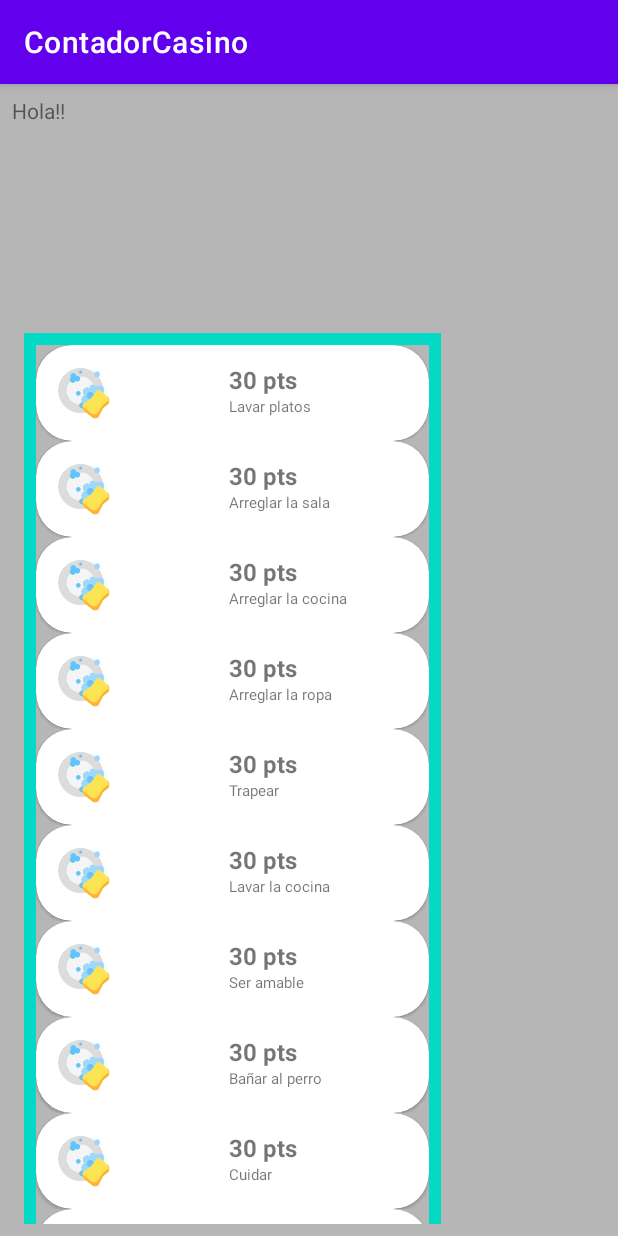
After one commit to JhohellsDL/ContadorCasino, an Android app: the ActividadesPositivas screen opened directly, with no data from a screen before it, on a phone screen of 412 x 824 dp. The commit adds this screen. Run offline under Robolectric (Android 15) with nearby library versions, the phone set to English and light mode, and no system bars.

Commit message:
recycler view ok

```diff
--- /dev/null
+++ b/app/src/main/java/com/example/contadorcasino/ActividadesPositivas.kt
@@ -0,0 +1,31 @@
+package com.example.contadorcasino
+
+import androidx.appcompat.app.AppCompatActivity
+import android.os.Bundle
+import android.widget.Toast
+import com.example.contadorcasino.adapter.ItemAdapter
+import com.example.contadorcasino.adapter.PositiveAdapter
+import com.example.contadorcasino.data.Datasource
+import com.example.contadorcasino.databinding.ActivityActividadesPositivasBinding
+import com.example.contadorcasino.model.PositiveAction
+
+class ActividadesPositivas : AppCompatActivity() {
+
+    private lateinit var binding: ActivityActividadesPositivasBinding
+
+    override fun onCreate(savedInstanceState: Bundle?) {
+        super.onCreate(savedInstanceState)
+        binding = ActivityActividadesPositivasBinding.inflate(layoutInflater)
+        setContentView(binding.root)
+
+        val myDataset = Datasource().loadPositiveActions()
+        val recyclerView = binding.recyclerViewPositive
+        recyclerView.adapter = PositiveAdapter(this,{
+            onItemSelected(it)
+        }, myDataset)
+        recyclerView.setHasFixedSize(true)
+    }
+    fun onItemSelected(elementolista: PositiveAction) {
+        Toast.makeText(this, "${this.resources.getString(elementolista.stringResourceId)}", Toast.LENGTH_SHORT).show()
+    }
+}
--- /dev/null
+++ b/app/src/main/java/com/example/contadorcasino/MainActivity2.java
@@ -0,0 +1,6 @@
+package com.example.contadorcasino;
+
+import android.app.Activity;
+
+public class MainActivity2 extends Activity {
+}
--- /dev/null
+++ b/app/src/main/java/com/example/contadorcasino/adapter/PositiveAdapter.kt
@@ -0,0 +1,53 @@
+package com.example.contadorcasino.adapter
+
+import android.content.Context
+import android.view.LayoutInflater
+import android.view.View
+import android.view.ViewGroup
+import android.widget.TextView
+import androidx.recyclerview.widget.RecyclerView
+import com.example.contadorcasino.R
+import com.example.contadorcasino.model.PositiveAction
+
+class PositiveAdapter(
+    private val context: Context,
+    private val onClickAction: (PositiveAction) -> Unit,
+    private val dataset: List<PositiveAction>
+) : RecyclerView.Adapter<PositiveAdapter.ItemViewHolderOk>() {
+
+    // Provide a reference to the views for each data item
+    // Complex data items may need more than one view per item, and
+    // you provide access to all the views for a data item in a view holder.
+    // Each data item is just an Affirmation object.
+    class ItemViewHolderOk(private val view: View) : RecyclerView.ViewHolder(view) {
+        private val txtStringPositive: TextView = view.findViewById(R.id.textStringPositive)
+        fun render(
+            context: Context,
+            elemento: PositiveAction,
+            onClickListener: (PositiveAction) -> Unit
+        ) {
+            txtStringPositive.text = context.resources.getText(elemento.stringResourceId)
+            itemView.setOnClickListener { onClickListener(elemento) }
+        }
+    }
+
+    /**
+     * Create new views (invoked by the layout manager)
+     */
+    override fun onCreateViewHolder(parent: ViewGroup, viewType: Int): ItemViewHolderOk {
+        // create a new view
+        val adapterLayout = LayoutInflater.from(parent.context)
+            .inflate(R.layout.list_card_actions, parent, false)
+
+        return ItemViewHolderOk(adapterLayout)
+    }
+    /**
+     * Return the size of your dataset (invoked by the layout manager)
+     */
+    override fun getItemCount() = dataset.size
+    override fun onBindViewHolder(holder: ItemViewHolderOk, position: Int) {
+        val item = dataset[position]
+        holder.render(context, item, onClickAction)
+        //holder.txtStringPositive.text = context.resources.getString(item.stringResourceId)
+    }
+}
--- a/app/src/main/java/com/example/contadorcasino/data/Datasource.kt
+++ b/app/src/main/java/com/example/contadorcasino/data/Datasource.kt
@@ -1,15 +1,157 @@
 package com.example.contadorcasino.data
 
+import com.example.contadorcasino.R
+import com.example.contadorcasino.model.NegativeAction
 import com.example.contadorcasino.model.Persona
+import com.example.contadorcasino.model.PositiveAction
 
 class Datasource {
+    fun loadPositiveActions(): List<PositiveAction> {
+        return listOf(
+            PositiveAction(
+                stringResourceId = R.string.positiveAction1,
+                imageResource = R.drawable.user,
+                valor = 35
+            ),
+            PositiveAction(
+                stringResourceId = R.string.positiveAction2,
+                imageResource = R.drawable.user,
+                valor = 35
+            ),
+            PositiveAction(
+                stringResourceId = R.string.positiveAction3,
+                imageResource = R.drawable.user,
+                valor = 35
+            ),
+            PositiveAction(
+                stringResourceId = R.string.positiveAction4,
+                imageResource = R.drawable.user,
+                valor = 35
+            ),
+            PositiveAction(
+                stringResourceId = R.string.positiveAction5,
+                imageResource = R.drawable.user,
+                valor = 35
+            ),
+            PositiveAction(
+                stringResourceId = R.string.positiveAction6,
+                imageResource = R.drawable.user,
+                valor = 35
+            ),
+            PositiveAction(
+                stringResourceId = R.string.positiveAction7,
+                imageResource = R.drawable.user,
+                valor = 35
+            ),
+            PositiveAction(
+                stringResourceId = R.string.positiveAction8,
+                imageResource = R.drawable.user,
+                valor = 35
+            ),
+            PositiveAction(
+                stringResourceId = R.string.positiveAction9,
+                imageResource = R.drawable.user,
+                valor = 35
+            ),
+            PositiveAction(
+                stringResourceId = R.string.positiveAction10,
+                imageResource = R.drawable.user,
+                valor = 35
+            ),
+            PositiveAction(
+                stringResourceId = R.string.positiveAction11,
+                imageResource = R.drawable.user,
+                valor = 35
+            ),
+            PositiveAction(
+                stringResourceId = R.string.positiveAction12,
+                imageResource = R.drawable.user,
+                valor = 35
+            ),
+            PositiveAction(
+                stringResourceId = R.string.positiveAction13,
+                imageResource = R.drawable.user,
+                valor = 35
+            ),
+        )
+    }
+    fun loadNegativeActions(): List<NegativeAction>{
+        val listaNegativeAction: List<NegativeAction> = listOf<NegativeAction>(
+            NegativeAction(
+                stringResourceId = R.string.negativeAction1,
+                imageResource = R.drawable.user,
+                valor = 10
+            ),
+            NegativeAction(
+                stringResourceId = R.string.negativeAction2,
+                imageResource = R.drawable.user,
+                valor = 10
+            ),
+            NegativeAction(
+                stringResourceId = R.string.negativeAction3,
+                imageResource = R.drawable.user,
+                valor = 10
+            ),
+            NegativeAction(
+                stringResourceId = R.string.negativeAction4,
+                imageResource = R.drawable.user,
+                valor = 10
+            ),
+            NegativeAction(
+                stringResourceId = R.string.negativeAction5,
+                imageResource = R.drawable.user,
+                valor = 10
+            ),
+            NegativeAction(
+                stringResourceId = R.string.negativeAction6,
+                imageResource = R.drawable.user,
+                valor = 10
+            ),
+            NegativeAction(
+                stringResourceId = R.string.negativeAction7,
+                imageResource = R.drawable.user,
+                valor = 10
+            ),
+            NegativeAction(
+                stringResourceId = R.string.negativeAction8,
+                imageResource = R.drawable.user,
+                valor = 10
+            ),
+            NegativeAction(
+                stringResourceId = R.string.negativeAction9,
+                imageResource = R.drawable.user,
+                valor = 10
+            ),
+            NegativeAction(
+                stringResourceId = R.string.negativeAction10,
+                imageResource = R.drawable.user,
+                valor = 10
+            ),
+            NegativeAction(
+                stringResourceId = R.string.negativeAction11,
+                imageResource = R.drawable.user,
+                valor = 10
+            ),
+            NegativeAction(
+                stringResourceId = R.string.negativeAction12,
+                imageResource = R.drawable.user,
+                valor = 10
+            ),
+            NegativeAction(
+                stringResourceId = R.string.negativeAction13,
+                imageResource = R.drawable.user,
+                valor = 10
+            ),
+        )
+        return listaNegativeAction
+    }
     fun loadPersonas(): List<Persona> {
         return listOf<Persona>(
             Persona(
                 nombre = "Andrew",
                 puntos = 10
             ), Persona(
-                nombre = "Matthew",
+                nombre = "Matthews",
                 puntos = 10
             ), Persona(
                 nombre = "Mama",
--- /dev/null
+++ b/app/src/main/java/com/example/contadorcasino/model/PositiveAction.kt
@@ -0,0 +1,8 @@
+package com.example.contadorcasino.model
+
+data class PositiveAction(
+    val stringResourceId: Int,
+    val imageResource: Int,
+    val valor: Int
+) {
+}
--- /dev/null
+++ b/app/src/main/res/layout/activity_actividades_positivas.xml
@@ -0,0 +1,62 @@
+<?xml version="1.0" encoding="utf-8"?>
+<androidx.constraintlayout.widget.ConstraintLayout xmlns:android="http://schemas.android.com/apk/res/android"
+    xmlns:app="http://schemas.android.com/apk/res-auto"
+    xmlns:tools="http://schemas.android.com/tools"
+    android:layout_width="match_parent"
+    android:layout_height="match_parent"
+    android:background="@color/gray"
+    android:padding="8dp"
+    tools:context=".ActividadesPositivas">
+
+    <androidx.constraintlayout.widget.ConstraintLayout
+        android:id="@+id/constraintLayout"
+        android:layout_width="match_parent"
+        android:layout_height="150dp"
+        app:layout_constraintTop_toTopOf="parent"
+        tools:layout_editor_absoluteX="8dp">
+
+        <TextView
+            android:layout_width="match_parent"
+            android:layout_height="match_parent"
+            android:text="Hola!!"/>
+
+    </androidx.constraintlayout.widget.ConstraintLayout>
+
+    <androidx.appcompat.widget.LinearLayoutCompat
+        android:layout_width="match_parent"
+        android:layout_height="wrap_content"
+        android:padding="8dp"
+        android:orientation="horizontal"
+        app:layout_constraintTop_toBottomOf="@+id/constraintLayout"
+        tools:layout_editor_absoluteX="8dp">
+
+        <androidx.recyclerview.widget.RecyclerView
+            android:id="@+id/recycler_view_Positive"
+            android:layout_width="wrap_content"
+            android:layout_height="wrap_content"
+            android:background="@color/teal_200"
+            app:layoutManager="LinearLayoutManager"
+            android:padding="8dp"
+            android:layout_weight="1"
+            app:layout_constraintTop_toBottomOf="@+id/constraintLayout"
+            tools:listitem="@layout/list_card_actions"/>
+
+        <androidx.recyclerview.widget.RecyclerView
+            android:layout_width="wrap_content"
+            android:layout_height="wrap_content"
+            android:padding="8dp"
+            android:layout_weight="1"
+            android:scrollbars="vertical"
+            app:layoutManager="LinearLayoutManager"
+            app:layout_constraintTop_toBottomOf="@+id/constraintLayout"
+            tools:layout_editor_absoluteX="8dp"
+            tools:itemCount="10"
+            tools:listitem="@layout/list_card_actions" />
+
+    </androidx.appcompat.widget.LinearLayoutCompat>
+
+
+
+
+
+</androidx.constraintlayout.widget.ConstraintLayout>
--- a/app/src/main/res/layout/activity_main.xml
+++ b/app/src/main/res/layout/activity_main.xml
@@ -4,6 +4,12 @@
     android:layout_width="match_parent"
     android:layout_height="match_parent"
     tools:context=".MainActivity">
+
+    <Button
+        android:id="@+id/next"
+        android:layout_width="match_parent"
+        android:layout_height="wrap_content"
+        android:text="ok"/>
 
     <androidx.recyclerview.widget.RecyclerView
         android:id="@+id/recycler_view"
--- /dev/null
+++ b/app/src/main/res/layout/list_card_actions.xml
@@ -0,0 +1,57 @@
+<?xml version="1.0" encoding="utf-8"?>
+<androidx.constraintlayout.widget.ConstraintLayout xmlns:android="http://schemas.android.com/apk/res/android"
+    xmlns:tools="http://schemas.android.com/tools"
+    android:layout_width="match_parent"
+    android:layout_height="wrap_content"
+    android:background="@color/gray"
+    xmlns:app="http://schemas.android.com/apk/res-auto">
+
+    <com.google.android.material.card.MaterialCardView
+        android:layout_width="match_parent"
+        android:layout_height="wrap_content"
+        android:padding="16dp"
+        app:cardCornerRadius="24dp"
+        app:layout_constraintStart_toStartOf="parent"
+        app:layout_constraintTop_toTopOf="parent">
+
+        <androidx.constraintlayout.widget.ConstraintLayout
+            android:layout_width="match_parent"
+            android:layout_height="match_parent"
+            android:padding="12dp">
+
+            <androidx.appcompat.widget.AppCompatImageView
+                android:id="@+id/imageViewPositive"
+                android:layout_width="40dp"
+                android:layout_height="40dp"
+                android:src="@drawable/lavando_platos"
+                app:layout_constraintBottom_toBottomOf="parent"
+                app:layout_constraintStart_toStartOf="parent"
+                app:layout_constraintTop_toTopOf="parent" />
+
+            <androidx.appcompat.widget.AppCompatTextView
+                android:id="@+id/textValorPositive"
+                android:layout_width="wrap_content"
+                android:layout_height="wrap_content"
+                android:text="30 pts"
+                android:textSize="16sp"
+                android:textStyle="bold"
+                app:layout_constraintEnd_toEndOf="parent"
+                app:layout_constraintStart_toEndOf="@+id/imageViewPositive"
+                app:layout_constraintTop_toTopOf="@+id/imageViewPositive" />
+
+            <androidx.appcompat.widget.AppCompatTextView
+                android:id="@+id/textStringPositive"
+                android:layout_width="wrap_content"
+                android:layout_height="wrap_content"
+                android:text="@string/lavar_platos"
+                android:textSize="10sp"
+                app:layout_constraintStart_toStartOf="@+id/textValorPositive"
+                app:layout_constraintTop_toBottomOf="@+id/textValorPositive" />
+
+
+
+        </androidx.constraintlayout.widget.ConstraintLayout>
+
+    </com.google.android.material.card.MaterialCardView>
+
+</androidx.constraintlayout.widget.ConstraintLayout>
--- a/app/src/main/res/values/colors.xml
+++ b/app/src/main/res/values/colors.xml
@@ -7,4 +7,5 @@
     <color name="teal_700">#FF018786</color>
     <color name="black">#FF000000</color>
     <color name="white">#FFFFFFFF</color>
+    <color name="gray">#B6B6B6</color>
 </resources>
--- a/app/src/main/res/values/strings.xml
+++ b/app/src/main/res/values/strings.xml
@@ -1,3 +1,33 @@
 <resources>
     <string name="app_name">ContadorCasino</string>
+    <string name="lavar_platos">Lavar platos</string>
+
+    <string name="positiveAction1">Lavar platos</string>
+    <string name="positiveAction2">Arreglar la sala</string>
+    <string name="positiveAction3">Arreglar la cocina</string>
+    <string name="positiveAction4">Arreglar la ropa</string>
+    <string name="positiveAction5">Trapear</string>
+    <string name="positiveAction6">Lavar la cocina</string>
+    <string name="positiveAction7">Ser amable</string>
+    <string name="positiveAction8">Bañar al perro</string>
+    <string name="positiveAction9">Cuidar</string>
+    <string name="positiveAction10">Recoger juguetes</string>
+    <string name="positiveAction11">Lavar el baño</string>
+    <string name="positiveAction12">Ayudar</string>
+    <string name="positiveAction13">Cocinar</string>
+
+    <string name="negativeAction1">Cara fea</string>
+    <string name="negativeAction2">Ser malo</string>
+    <string name="negativeAction3">Molestar</string>
+    <string name="negativeAction4">Golpear</string>
+    <string name="negativeAction5">No despedirse</string>
+    <string name="negativeAction6">Malcriado</string>
+    <string name="negativeAction7">Hacer problemas</string>
+    <string name="negativeAction8">Golpear al perro</string>
+    <string name="negativeAction9">Ser sucio</string>
+    <string name="negativeAction10">Mentiroso</string>
+    <string name="negativeAction11">Por sonso</string>
+    <string name="negativeAction12">Ser descuidado</string>
+    <string name="negativeAction13">Hablar groserias</string>
+
 </resources>
```
Also changed, not shown: app/src/main/AndroidManifest.xml (+21 -0 lines), app/src/main/java/com/example/contadorcasino/MainActivity.kt (+18 -7 lines), app/src/main/java/com/example/contadorcasino/MainActivity3.kt (added, +11 -0 lines), app/src/main/java/com/example/contadorcasino/adapter/ItemAdapter.kt (+9 -6 lines), app/src/main/java/com/example/contadorcasino/model/NegativeAction.kt (added, +8 -0 lines), app/src/main/java/com/example/contadorcasino/ui/theme/MainActivity2.kt (added, +12 -0 lines), app/src/main/res/layout/activity_main2.xml (added, +9 -0 lines), app/src/main/res/layout/activity_main3.xml (added, +9 -0 lines), app/src/main/res/drawable/lavando_platos.png (added), app/src/main/res/drawable/platos_limpios.png (added).
